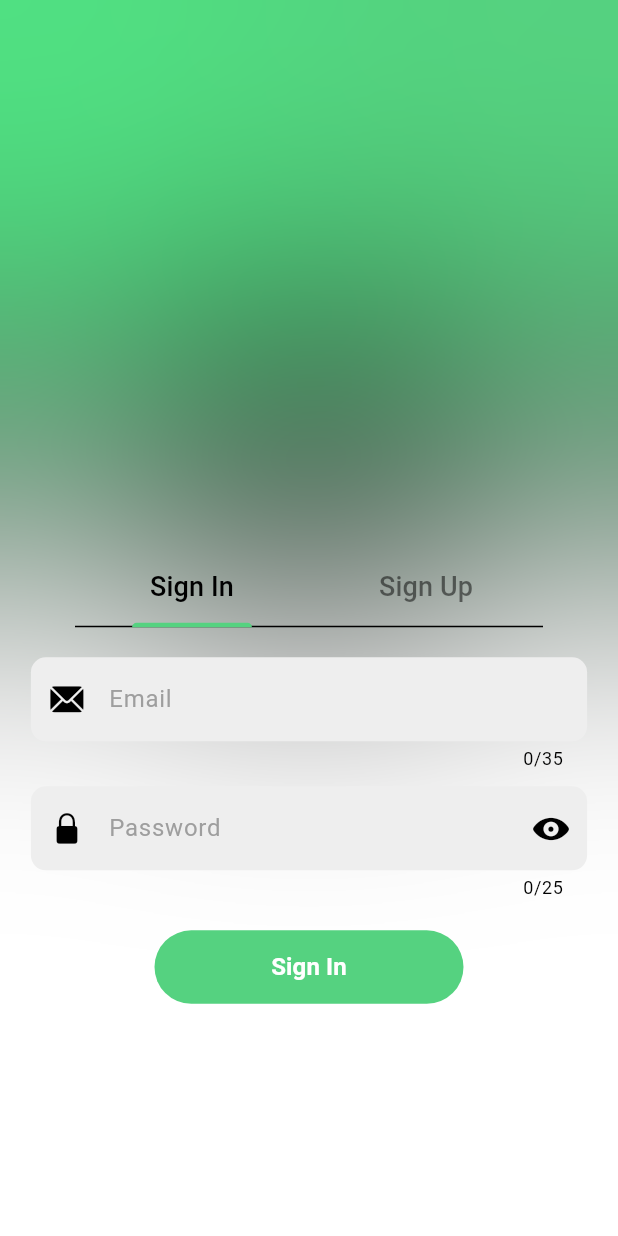
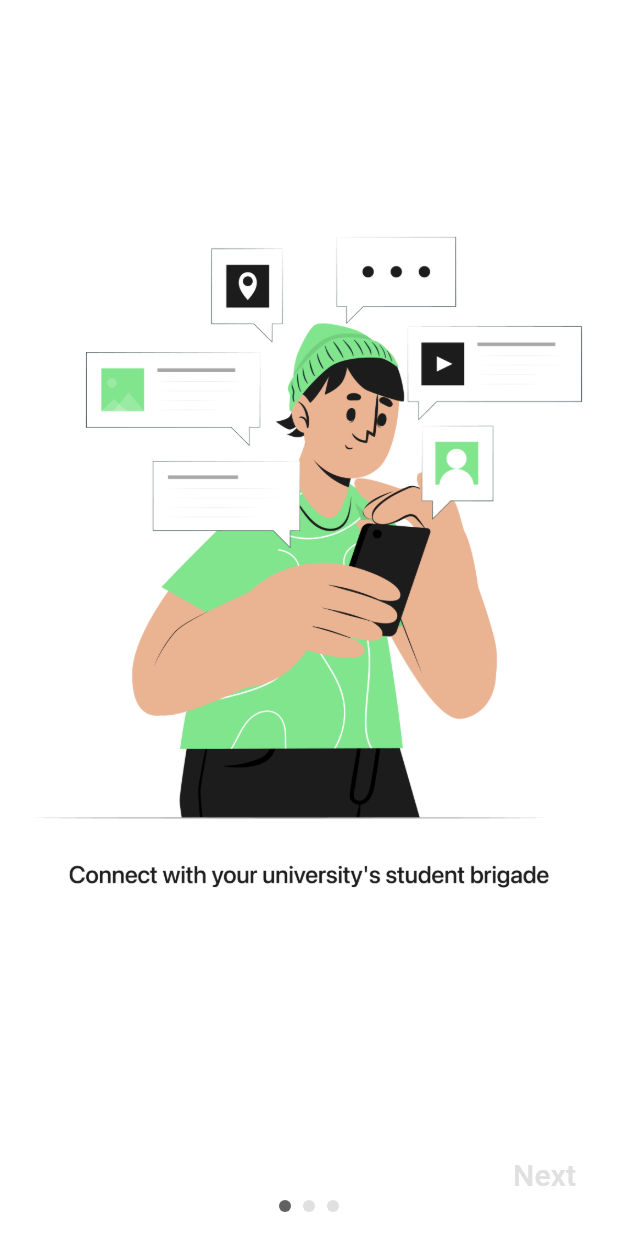
Before and after one commit to ISIS3510-Seccion-2-Grupo-21/resq-flutter, a Flutter app: the screen it shows after launch, on a phone screen of 412 x 824 dp. Run offline on Flutter 3.47's test engine with Material 3 defaults, Android fonts, the light colour scheme and no system bars; our stand-ins replace bloc, cloud_firestore, equatable, firebase_auth, firebase_core, flutter_bloc and 1 more; accounts and stored records are empty.

Commit message:
Onboarding screens terminadas
UI y navegación

```diff
--- a/lib/app_view.dart
+++ b/lib/app_view.dart
@@ -2,6 +2,8 @@ import 'package:flutter/material.dart';
 import 'package:flutter_bloc/flutter_bloc.dart';
 import 'package:resq/blocs/authentication_bloc/authentication_bloc.dart';
 import 'package:resq/screens/auth/welcome_screen.dart';
+import 'package:resq/screens/onboarding/onboarding_parent_screen.dart';
+import 'package:resq/screens/onboarding/onboarding_screen1.dart';
 import 'blocs/sign_in_bloc/sign_in_bloc.dart';
 import 'screens/home/home_screen.dart';
 
@@ -35,7 +37,7 @@ class MyAppView extends StatelessWidget {
 							child: const HomeScreen(),
 						);
 					} else {
-						return const WelcomeScreen();
+						return OnboardingParentScreen();
 					}
 				}
 			)
--- a/lib/main.dart
+++ b/lib/main.dart
@@ -3,6 +3,8 @@ import 'package:flutter/material.dart';
 import 'package:flutter_bloc/flutter_bloc.dart';
 import 'package:flutter_dotenv/flutter_dotenv.dart';
 import 'package:resq/app.dart';
+import 'package:resq/app_view.dart';
+import 'package:resq/blocs/authentication_bloc/authentication_bloc.dart';
 import 'package:resq/firebase_options.dart';
 import 'package:user_repository/user_repository.dart';
 
@@ -18,4 +20,4 @@ void main() async {
 
   Bloc.observer = SimpleBlocObserver();
   runApp(MyApp(FirebaseUserRepo()));
-}
+  }
--- /dev/null
+++ b/lib/screens/onboarding/onboarding_parent_screen.dart
@@ -0,0 +1,89 @@
+import 'package:flutter/material.dart';
+import 'package:resq/screens/onboarding/onboarding_screen1.dart';
+import 'package:resq/screens/onboarding/onboarding_screen2.dart';
+import 'package:resq/screens/onboarding/onboarding_screen3.dart';
+import 'package:resq/screens/onboarding/final_onboarding_screen.dart';
+
+class OnboardingParentScreen extends StatefulWidget {
+  @override
+  _OnboardingParentScreenState createState() => _OnboardingParentScreenState();
+}
+
+class _OnboardingParentScreenState extends State<OnboardingParentScreen> {
+  PageController _pageController = PageController();
+  late List<Widget> _onboardingPages;
+  int _currentPageIndex = 0;
+
+  @override
+  void initState() {
+    super.initState();
+    _onboardingPages = [
+      OnboardingScreen1(navigateToNextScreen),
+      OnboardingScreen2(navigateToNextScreen),
+      OnboardingScreen3(navigateToNextScreen),
+      FinalOnboardingScreen(),
+    ];
+  }
+
+  @override
+  Widget build(BuildContext context) {
+    return Scaffold(
+      body: Stack(
+        children: [
+          PageView(
+            controller: _pageController,
+            onPageChanged: (int index) {
+              setState(() {
+                _currentPageIndex = index;
+              });
+            },
+            children: _onboardingPages,
+          ),
+          // Mostrar los indicadores de página en las pantallas 1, 2 y 3
+          if (_currentPageIndex < 3)
+            Align(
+              alignment: Alignment.bottomCenter,
+              child: Padding(
+                padding: const EdgeInsets.only(bottom: 16.0),
+                child: Row(
+                  mainAxisAlignment: MainAxisAlignment.center,
+                  children: List.generate(
+                    3,
+                    (index) => buildIndicator(index),
+                  ),
+                ),
+              ),
+            ),
+        ],
+      ),
+    );
+  }
+
+  Widget buildIndicator(int index) {
+    Color color = index == _currentPageIndex ? Colors.grey[700]! : Colors.grey[300]!;
+    return Padding(
+      padding: const EdgeInsets.symmetric(horizontal: 4.0),
+      child: Container(
+        width: 8,
+        height: 8,
+        decoration: BoxDecoration(
+          shape: BoxShape.circle,
+          color: color,
+        ),
+      ),
+    );
+  }
+
+  void navigateToNextScreen() {
+    int nextPageIndex = _pageController.page!.round() + 1;
+    if (nextPageIndex < _onboardingPages.length) {
+      _pageController.animateToPage(
+        nextPageIndex,
+        duration: Duration(milliseconds: 500),
+        curve: Curves.ease,
+      );
+    } else {
+      Navigator.of(context).push(MaterialPageRoute(builder: (context) => FinalOnboardingScreen()));
+    }
+  }
+}
--- /dev/null
+++ b/lib/screens/onboarding/onboarding_screen1.dart
@@ -0,0 +1,42 @@
+import 'package:flutter/material.dart';
+
+class OnboardingScreen1 extends StatelessWidget {
+
+  final VoidCallback navigateToNextScreen;
+  OnboardingScreen1(this.navigateToNextScreen);
+
+  @override
+  Widget build(BuildContext context) {
+    print('Building OnboardingScreen1');
+    return Scaffold(
+      body: Stack(
+        children: [
+          // Background image
+          Image.asset(
+            'assets/onboarding1.png',
+            fit: BoxFit.cover,
+            width: double.infinity,
+            height: double.infinity,
+          ),
+          // Next button at the bottom left corner
+          Align(
+            alignment: Alignment.bottomRight,
+            child: Padding(
+              padding: const EdgeInsets.all(16.0),
+              child: TextButton(
+                onPressed: navigateToNextScreen,
+                child: Text(
+                  'Next',
+                  style: TextStyle(
+                    fontSize: 20,
+                    color: Colors.grey[300],
+                  ),
+                ),
+              ),
+            ),
+          ),
+        ],
+      ),
+    );
+  }
+}
--- a/pubspec.yaml
+++ b/pubspec.yaml
@@ -75,6 +75,10 @@ flutter:
   # To add assets to your application, add an assets section, like this:
   assets:
    - .env
+   - assets/onboarding1.png
+   - assets/onboarding2.png
+   - assets/onboarding3.png
+   - assets/onboardingFinal.png
 
   # An image asset can refer to one or more resolution-specific "variants", see
   # https://flutter.dev/assets-and-images/#resolution-aware
```
Also changed, not shown: lib/screens/onboarding/final_onboarding_screen.dart (added, +39 -0 lines), lib/screens/onboarding/onboarding_screen2.dart (added, +41 -0 lines), lib/screens/onboarding/onboarding_screen3.dart (added, +41 -0 lines), assets/img2.jpg (added), assets/onboarding1.png (added), assets/onboarding2.png (added), assets/onboarding3.png (added), assets/onboardingFinal.png (added).
